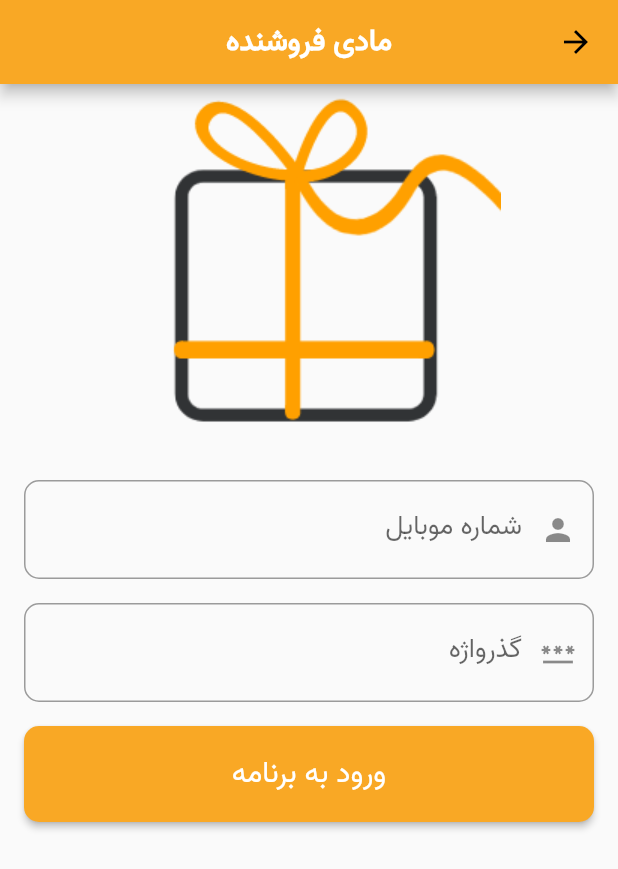
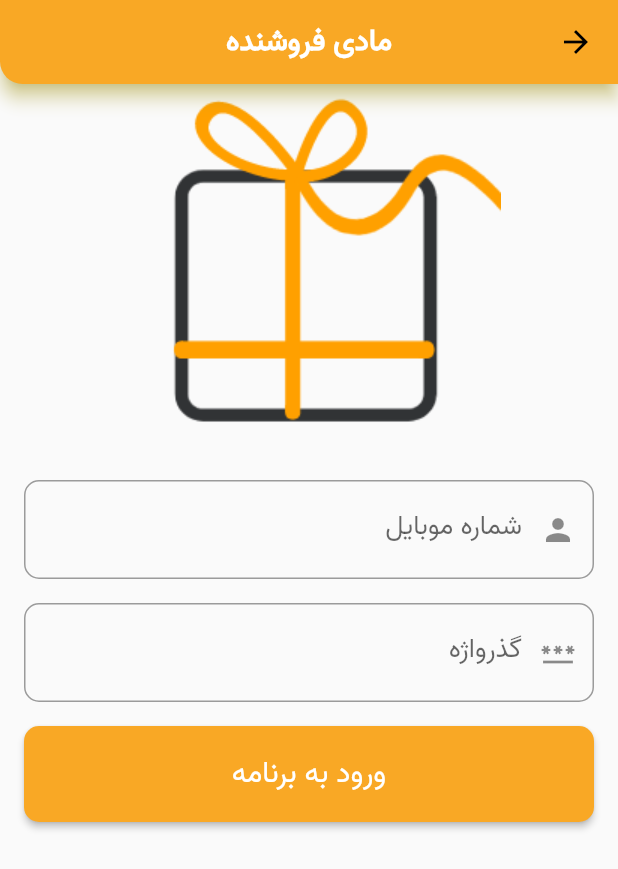
Before and after one commit to codingwithsaeed/mady_seller, a Flutter app: the LoginPage screen opened by its route, on a phone screen of 412 x 824 dp. Shown: the top 869 px of the screen. Run offline on Flutter 3.47's test engine with Material 2 defaults, Android fonts, the phone set to English and light mode, and no system bars; our stand-ins replace dartz, dropdown_button2, equatable, freezed_annotation, get, get_storage and 1 more; missing offline and left inert: persian_datetime_picker; accounts and stored records are empty; network calls fail.

Commit message:
some fixes add new web icons reaches version 1.0.0

```diff
--- a/lib/core/utils/consts.dart
+++ b/lib/core/utils/consts.dart
@@ -41,8 +41,8 @@ const _localUrl = 'http://192.168.1.2/mady/webservice_seller.php';
 const _onlineUrl = 'https://codingwithsaeed.ir/api/mady/webservice_seller.php';
 const _localCheckUrl = 'http://192.168.1.2/mady/check_online.php';
 const _onlineCheckUrl = 'https://codingwithsaeed.ir/api/mady/check_online.php';
-final currentDataUrl = Uri.parse(_localUrl);
-final currentCheckUrl = Uri.parse(_localCheckUrl);
+final currentDataUrl = Uri.parse(_onlineUrl);
+final currentCheckUrl = Uri.parse(_onlineCheckUrl);
 
 const List<String> _pocketTitles = [
   "یک روزه، یک آگهی",
--- a/lib/features/login/presentation/controller/login_controller.dart
+++ b/lib/features/login/presentation/controller/login_controller.dart
@@ -1,6 +1,8 @@
+import 'package:get/get.dart';
 import 'package:get/state_manager.dart';
 import 'package:mady_seller/core/errors/failure.dart';
 import 'package:mady_seller/core/network/params.dart';
+import 'package:mady_seller/core/routes/app_routes.dart';
 import 'package:mady_seller/core/utils/consts.dart';
 import 'package:mady_seller/features/login/domain/entities/seller/seller.dart';
 import 'package:mady_seller/features/login/domain/usecases/login_usecase.dart';
@@ -30,7 +32,7 @@ class LoginController extends GetxController with StateMixin<Seller> {
     }
 
     change(null, status: RxStatus.loading());
-    await Future.delayed(const Duration(seconds: 1));
+    //await Future.delayed(const Duration(seconds: 1));
     final result = await _usecase.doLogin(
       Params({
         'action': 'signin',
@@ -41,10 +43,12 @@ class LoginController extends GetxController with StateMixin<Seller> {
     result.fold((error) {
       if (error is GeneralFailure) {
         change(null, status: RxStatus.error(error.message));
+        showErrorSnackbar(error.message);
       }
     }, (seller) async {
       change(seller, status: RxStatus.success());
       await _usecase.saveSellerId(seller.sid);
+      Get.offNamed(AppRoutes.offers);
     });
   }
 }
--- a/lib/features/login/presentation/pages/login_page.dart
+++ b/lib/features/login/presentation/pages/login_page.dart
@@ -1,6 +1,5 @@
 import 'package:flutter/material.dart';
 import 'package:get/get.dart';
-import 'package:mady_seller/core/routes/app_routes.dart';
 import 'package:mady_seller/core/utils/utils.dart';
 import 'package:mady_seller/features/login/presentation/controller/login_controller.dart';
 import 'package:mady_seller/responsive.dart';
@@ -13,6 +12,13 @@ class LoginPage extends GetView<LoginController> {
     return Scaffold(
       appBar: Responsive.isMobile(context)
           ? AppBar(
+              elevation: 5,
+              shadowColor: Colors.yellow,
+              shape: const RoundedRectangleBorder(
+                borderRadius: BorderRadius.only(
+                  bottomLeft: Radius.circular(15),
+                ),
+              ),
               title: const Text('مادی فروشنده'),
             )
           : null,
@@ -20,23 +26,10 @@ class LoginPage extends GetView<LoginController> {
     );
   }
 
-  Widget buildBody(BuildContext context) {
-    controller.addListener((() {
-      if (controller.status.isSuccess) {
-        Get.offNamed(AppRoutes.offers);
-      }
-      if (controller.status.isError) {
-        Get.snackbar('خطا', controller.status.errorMessage!,
-            backgroundColor: Colors.red.shade700,
-            colorText: Colors.white,
-            snackPosition: SnackPosition.BOTTOM);
-      }
-    }));
-    return Responsive(
-        mobile: onMobile(context),
-        tablet: onDesktop(context),
-        desktop: onDesktop(context));
-  }
+  Widget buildBody(BuildContext context) => Responsive(
+      mobile: onMobile(context),
+      tablet: onDesktop(context),
+      desktop: onDesktop(context));
 
   Widget onDesktop(BuildContext context) {
     return Row(
--- a/lib/features/offer/presentation/pages/offers_page.dart
+++ b/lib/features/offer/presentation/pages/offers_page.dart
@@ -24,7 +24,6 @@ class OffersPage extends GetView<OffersController> {
         shape: const RoundedRectangleBorder(
           borderRadius: BorderRadius.only(
             bottomLeft: Radius.circular(15),
-            bottomRight: Radius.circular(15),
           ),
         ),
         title: const Text('مادی فروشنده'),
--- a/lib/features/reserve/presentation/pages/reserves_page.dart
+++ b/lib/features/reserve/presentation/pages/reserves_page.dart
@@ -69,7 +69,6 @@ class ReservesPage extends GetView<ReservesController> {
         shape: const RoundedRectangleBorder(
           borderRadius: BorderRadius.only(
             bottomLeft: Radius.circular(15),
-            bottomRight: Radius.circular(15),
           ),
         ),
         automaticallyImplyLeading: true,
```
Also changed, not shown: lib/features/offer/presentation/pages/single_offer_page.dart (+30 -2 lines), lib/features/profile/presentation/pages/profile_page.dart (+5 -3 lines), 6 other files.
